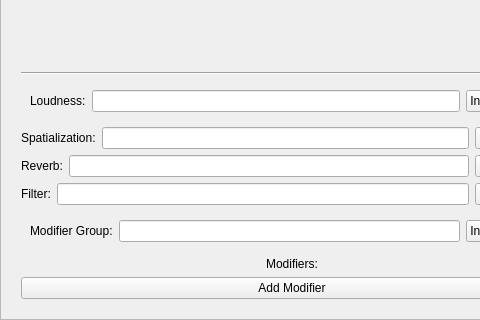
Qt form LASSIE/src/ui/Attributes.ui (cmp-illinois/dissco) before a commit; both pictures show x 0 to 480 and y 898 to 1218 of the 584 by 1218 pixel window.
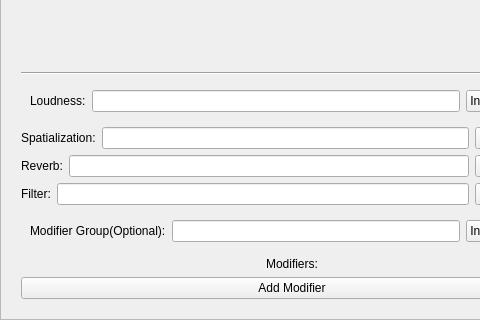
The same form after that commit. The open tabs and pages were chosen to show the change.

Commit message: Add (Optional) after Modifier group; set REV_Simple room size default value to 0.5

```diff
--- a/LASSIE/src/ui/Attributes.ui
+++ b/LASSIE/src/ui/Attributes.ui
@@ -885,7 +885,7 @@
                         <layout class="QHBoxLayout" name="modGroupLayout">
                             <item>
                                 <widget class="QLabel" name="modGroupLabel">
-                                <property name="text"><string>Modifier Group:</string></property>
+                                <property name="text"><string>Modifier Group(Optional):</string></property>
                                 </widget>
                             </item>
                             <item>
```
The commit also changes 1 other file.
